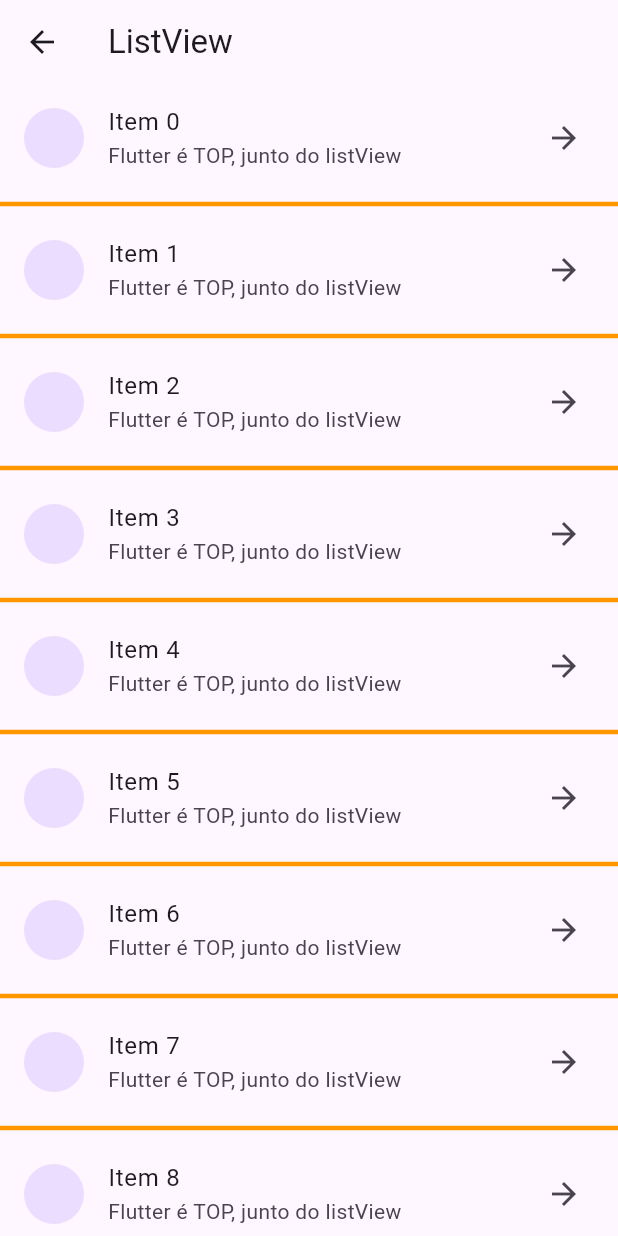
After one commit to kauesiqueiraa/Flutter_Academy, a Flutter app: the ListviewPage screen opened by its route, on a phone screen of 412 x 824 dp. The commit adds this screen. Run offline on Flutter 3.47's test engine with Material 3 defaults, Android fonts, the phone set to English and light mode, and no system bars; our stand-ins replace device_preview.

Commit message:
feat: listView and singleChildScrollView

```diff
--- a/lib/main.dart
+++ b/lib/main.dart
@@ -6,6 +6,8 @@ import 'package:flutter_primeiro_projeto/pages/home/home_page.dart';
 import 'package:flutter_primeiro_projeto/pages/layout_builder/layout_builder_page.dart';
 import 'package:flutter_primeiro_projeto/pages/media_query/media_query_page.dart';
 import 'package:flutter_primeiro_projeto/pages/rows_columns/rows_columns_page.dart';
+import 'package:flutter_primeiro_projeto/pages/scrolls/listview_page.dart';
+import 'package:flutter_primeiro_projeto/pages/scrolls/singlechildscrollview_page.dart';
 
 void main() {
   runApp(DevicePreview(
@@ -36,6 +38,8 @@ class MyApp extends StatelessWidget {
         '/media_query': (_) => const MediaQueryPage(),
         '/layout_builder': (_) => const LayoutBuilderPage(),
         '/botoes_rotacao_texto': (_) => const BotoesRotacaoTexto(),
+        '/scrolls/single_child': (_) => const SinglechildscrollviewPage(),
+        '/scrolls/list_view': (_) => const ListviewPage(),
       },
     );
   }
--- /dev/null
+++ b/lib/pages/scrolls/listview_page.dart
@@ -0,0 +1,30 @@
+import 'package:flutter/material.dart';
+
+class ListviewPage extends StatelessWidget {
+const ListviewPage({ super.key });
+
+  @override
+  Widget build(BuildContext context){
+    return Scaffold(
+      appBar: AppBar(title: const Text("ListView")),
+      body: ListView.separated(
+        separatorBuilder: (context, index) {
+          return const Divider(
+            color: Colors.orange,
+            thickness: 3,
+          );
+        },
+        itemCount: 50,
+        itemBuilder: (context, index){
+          print('Carregando o indice $index');
+          return ListTile(
+            title: Text('Item $index'),
+            subtitle: const Text('Flutter é TOP, junto do listView'),
+            leading: CircleAvatar(),
+            trailing: Icon(Icons.arrow_forward),
+          );
+        }
+      )
+    );
+  }
+}
```
Also changed, not shown: lib/pages/home/home_page.dart (+16 -0 lines), lib/pages/scrolls/singlechildscrollview_page.dart (added, +43 -0 lines).
